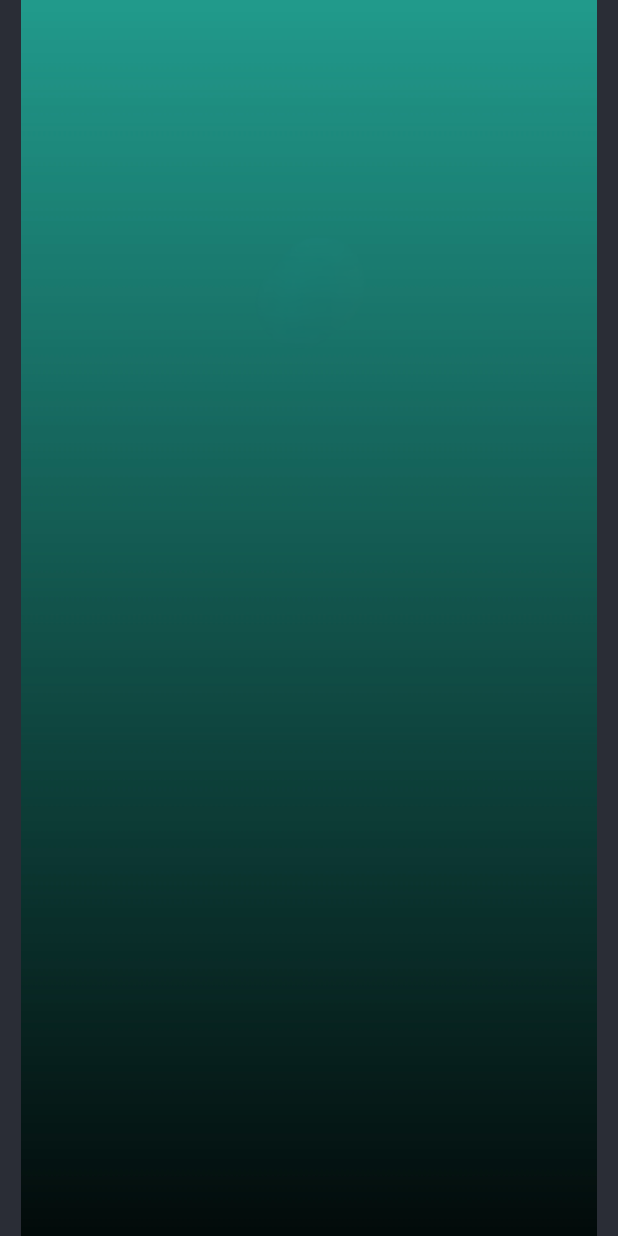
After one commit to MEeTpanchal1222/JioSaavn-Clone, a Flutter app: the semmer screen opened directly, on a phone screen of 412 x 824 dp. The commit adds this screen. Run offline on Flutter 3.47's test engine with Material 3 defaults, Android fonts, the phone set to English and light mode, and no system bars; our stand-ins replace audioplayers, just_audio, shared_preferences; accounts and stored records are empty.

Commit message:
6/14/2024

```diff
--- a/lib/screens/email_auth/login_screen.dart
+++ b/lib/screens/email_auth/login_screen.dart
@@ -4,7 +4,7 @@ import 'package:flutter/material.dart';
 // import 'package:firebase_auth/firebase_auth.dart';
 import 'package:music_x_audio_player_app_ch6_2/screens/email_auth/signup_screen.dart';
 
-import '../home_screen.dart';
+import '../semmer.dart';
 
 class LoginScreen extends StatefulWidget {
   const LoginScreen({Key? key}) : super(key: key);
@@ -35,7 +35,7 @@ class _LoginScreenState extends State<LoginScreen> {
            Navigator.pushReplacement(
             context,
              CupertinoPageRoute(
-               builder: (context) => HomeScreen(),
+               builder: (context) => semmer(),
              ),
           );
       //   }
--- /dev/null
+++ b/lib/screens/semmer.dart
@@ -0,0 +1,38 @@
+import 'package:flutter/material.dart';
+
+import 'home_screen.dart';
+
+class semmer extends StatefulWidget {
+  const semmer({super.key});
+
+  @override
+  State<semmer> createState() => _semmerState();
+}
+
+class _semmerState extends State<semmer> {
+  void initState() {
+    super.initState();
+    navigateTohome();
+  }
+  Future<void> navigateTohome() async {
+    // Add a delay before navigating to the login screen
+    await Future.delayed(Duration(seconds: 2));
+
+    Navigator.pushReplacement(
+      context,
+      MaterialPageRoute(builder: (context) => HomeScreen()),
+    );
+  }
+  @override
+  Widget build(BuildContext context) {
+    return  Scaffold(
+        backgroundColor: Color(0xff2a2d36),
+        body: Center(
+          child:
+          Image.asset('assets/img.png',height: double.infinity,),
+
+        ),
+      );
+
+  }
+}
--- a/lib/screens/song_player_screen.dart
+++ b/lib/screens/song_player_screen.dart
@@ -326,9 +326,9 @@ class _HomePageState extends State<HomePage> {
                         });
                         await player.seek(Duration(seconds: new_value.toInt()));
                       },
-                      min: 0.0,
+                      min: 0,
                       value: value,
-                      max: 214.0,
+                      max: 214,
                       onChanged: (new_value) {
                         setState(() {
                           value = new_value;
--- a/lib/uitels/globle_variable.dart
+++ b/lib/uitels/globle_variable.dart
@@ -113,18 +113,13 @@ List<String> musicList = [
   "assets/audio/papa.mp3",
   "assets/audio/Chandaliyo.mp3",
   "assets/audio/shiddat.mp3",
-];
-
-List<String> musicList1 = [
   "assets/audio/dil.mp3",
   "assets/audio/tainu.mp3",
   "assets/audio/Humsafar.mp3",
   "assets/audio/Thara.mp3",
   "assets/audio/Tum.mp3",
   "assets/audio/hum.mp3",
-];
 
-List<String> musicList2 = [
   "assets/audio/pehle.mp3",
   "assets/audio/Tumse.mp3",
   "assets/audio/PhirBhi.mp3",
--- a/pubspec.yaml
+++ b/pubspec.yaml
@@ -35,6 +35,7 @@ dependencies:
   # The following adds the Cupertino Icons font to your application.
   # Use with the CupertinoIcons class for iOS style icons.
   cupertino_icons: ^1.0.6
+  shared_preferences: ^2.2.3
   font_awesome_flutter: ^9.2.0
   location: ^5.0.3
   just_audio: ^0.9.36
```
Also changed, not shown: lib/main.dart (+6 -12 lines), lib/provider/provider.dart (+23 -0 lines), lib/screens/home_screen.dart (+5 -5 lines), lib/screens/search_screen.dart (+60 -3 lines), assets/img.png (added), pubspec.lock, 1 other file.
